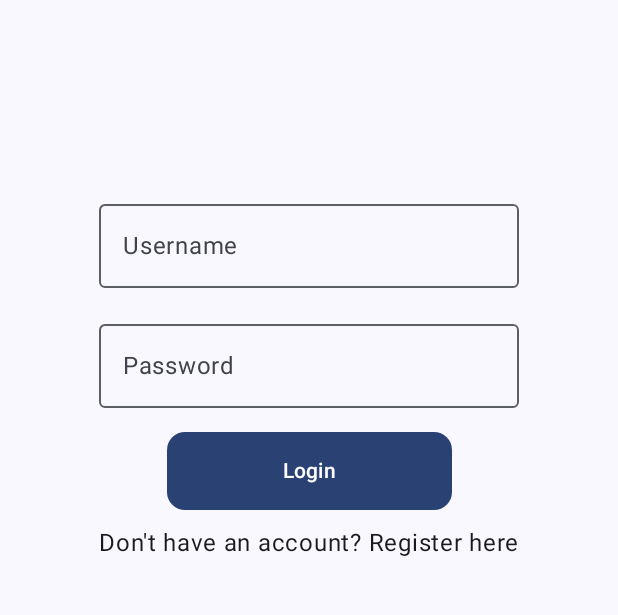
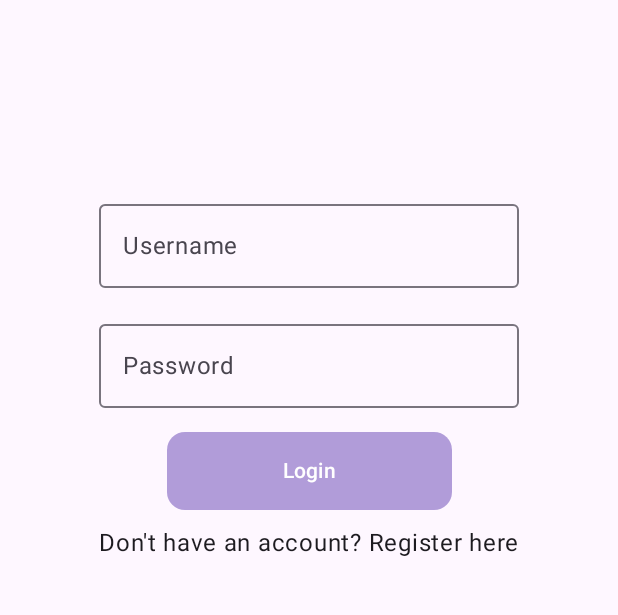
Before and after one commit to Reilly00/Universal-Design-Project, an Android app built with Jetpack Compose: the screen it shows after launch (MainActivity), on a phone screen of 412 x 824 dp, the part 364-979 px from its top. Run offline under Robolectric (Android 15) with nearby library versions, the phone set to English and light mode, and no system bars.

Commit message:
Modified the Theme
Changed the colours in the color file to reflect those changes in the theme file. Making the app more relevant to our colour scheme.

```diff
--- a/Mobile Integration/CareConnectApp/app/src/main/java/com/example/careconnect/ui/theme/Color.kt
+++ b/Mobile Integration/CareConnectApp/app/src/main/java/com/example/careconnect/ui/theme/Color.kt
@@ -2,10 +2,9 @@ package com.example.careconnect.ui.theme
 
 import androidx.compose.ui.graphics.Color
 
-val Purple80 = Color(0xFFD0BCFF)
-val PurpleGrey80 = Color(0xFFCCC2DC)
-val Pink80 = Color(0xFFEFB8C8)
-
-val Purple40 = Color(0xFF6650a4)
-val PurpleGrey40 = Color(0xFF625b71)
-val Pink40 = Color(0xFF7D5260)
+val SoftBlue = Color(0xFF87CEEB)
+val LightPurple = Color(0xFFB19CD9)
+val LightGray = Color(0xFFF5F5F5)
+val White = Color(0xFFFFFFFF)
+val Black = Color(0xFF000000)
+val DarkGray = Color(0xFF424242)
--- a/Mobile Integration/CareConnectApp/app/src/main/java/com/example/careconnect/ui/theme/Theme.kt
+++ b/Mobile Integration/CareConnectApp/app/src/main/java/com/example/careconnect/ui/theme/Theme.kt
@@ -15,32 +15,21 @@ import androidx.compose.ui.platform.LocalContext
 import androidx.compose.ui.platform.LocalView
 import androidx.core.view.WindowCompat
 
-private val DarkColorScheme = darkColorScheme(
-    primary = Purple80,
-    secondary = PurpleGrey80,
-    tertiary = Pink80
+private val LightColorScheme = lightColorScheme(
+    primary = LightPurple,
+    secondary = SoftBlue,
+    tertiary = White
 )
 
-private val LightColorScheme = lightColorScheme(
-    primary = Purple40,
-    secondary = PurpleGrey40,
-    tertiary = Pink40
-
-    /* Other default colors to override
-    background = Color(0xFFFFFBFE),
-    surface = Color(0xFFFFFBFE),
-    onPrimary = Color.White,
-    onSecondary = Color.White,
-    onTertiary = Color.White,
-    onBackground = Color(0xFF1C1B1F),
-    onSurface = Color(0xFF1C1B1F),
-    */
+private val DarkColorScheme = darkColorScheme(
+    primary = SoftBlue,
+    secondary = DarkGray,
+    tertiary = LightPurple
 )
 
 @Composable
 fun CareConnectTheme(
     darkTheme: Boolean = isSystemInDarkTheme(),
-    // Dynamic color is available on Android 12+
     dynamicColor: Boolean = true,
     content: @Composable () -> Unit
 ) {
@@ -49,7 +38,6 @@ fun CareConnectTheme(
             val context = LocalContext.current
             if (darkTheme) dynamicDarkColorScheme(context) else dynamicLightColorScheme(context)
         }
-
         darkTheme -> DarkColorScheme
         else -> LightColorScheme
     }
@@ -63,7 +51,7 @@ fun CareConnectTheme(
     }
 
     MaterialTheme(
-        colorScheme = colorScheme,
+        colorScheme = LightColorScheme,
         typography = Typography,
         content = content
     )
```
